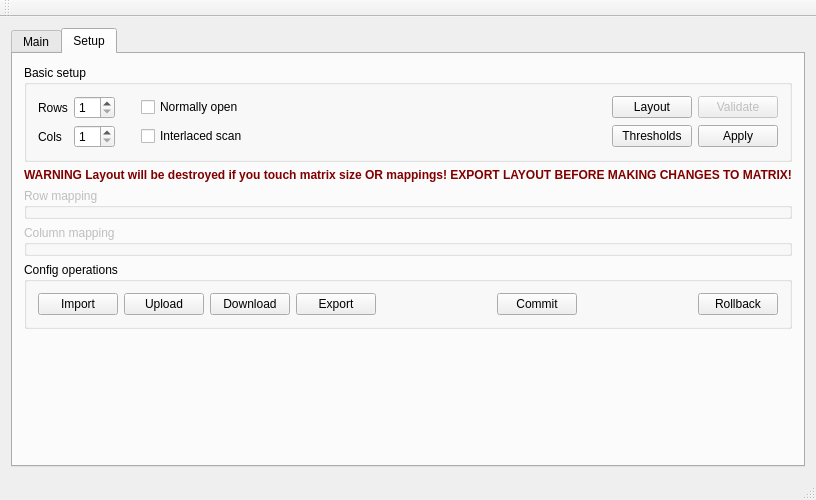
Qt form FlightController/FlightController.ui (dmaone/CommonSense) before a commit.
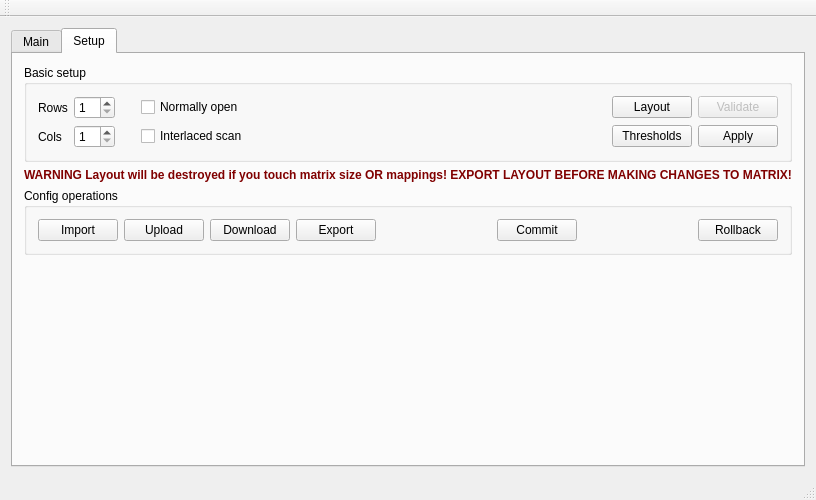
The same form after that commit. Custom widgets are drawn as their Qt base class.

```diff
--- a/FlightController/FlightController.ui
+++ b/FlightController/FlightController.ui
@@ -300,26 +300,6 @@
           </property>
          </widget>
         </item>
-        <item>
-         <widget class="QGroupBox" name="RowMapping">
-          <property name="enabled">
-           <bool>false</bool>
-          </property>
-          <property name="title">
-           <string>Row mapping</string>
-          </property>
-         </widget>
-        </item>
-        <item>
-         <widget class="QGroupBox" name="ColumnMapping">
-          <property name="enabled">
-           <bool>false</bool>
-          </property>
-          <property name="title">
-           <string>Column mapping</string>
-          </property>
-         </widget>
-        </item>
         <item>
          <widget class="QGroupBox" name="groupBox_2">
           <property name="title">
```
